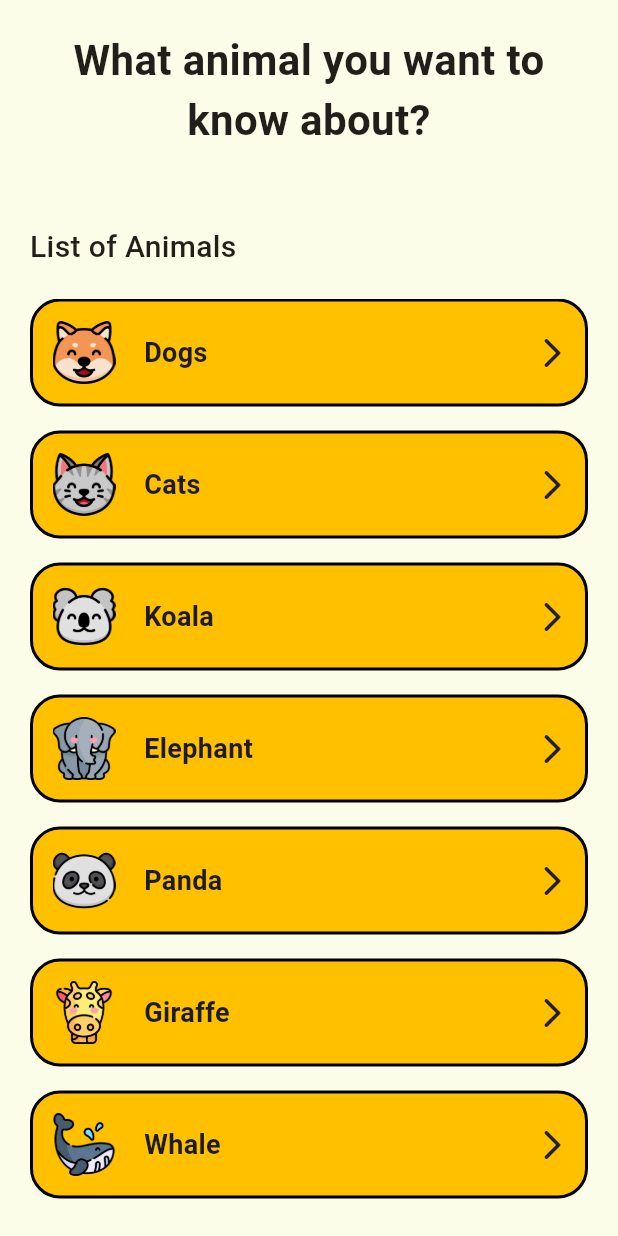
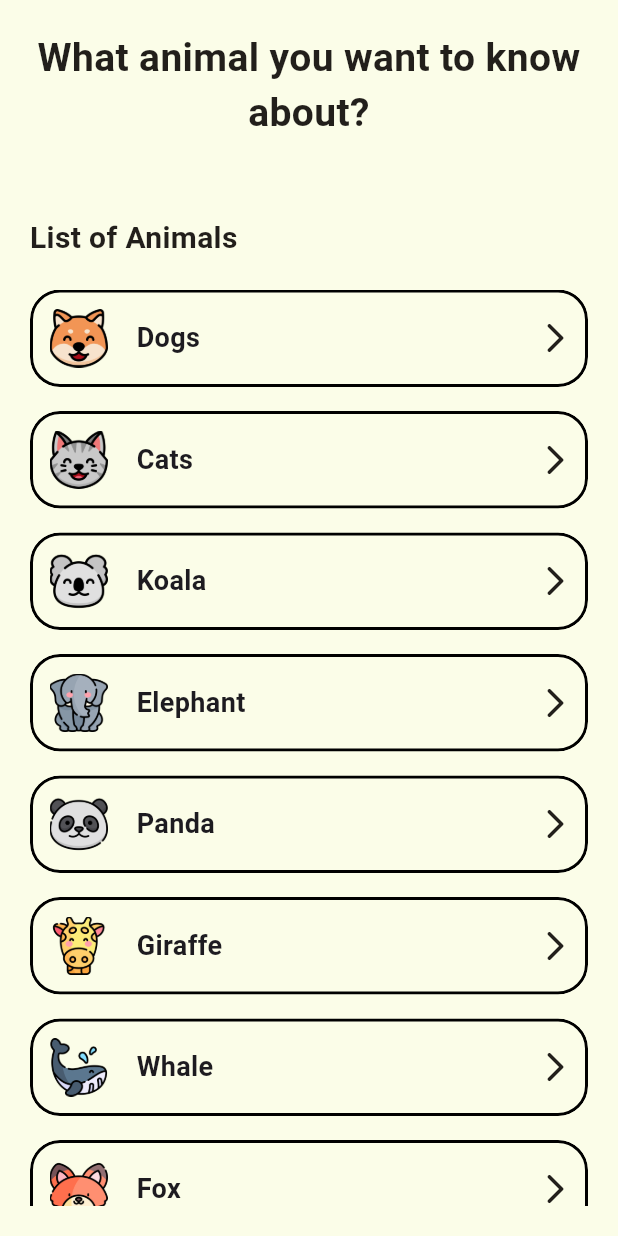
Before and after one commit to Keobiii/pawfacts, a Flutter app: the screen it shows after launch, on a phone screen of 412 x 824 dp. Run offline on Flutter 3.47's test engine with Material 3 defaults, Android fonts, the phone set to English and light mode, and no system bars; our stand-ins replace dio, flutter_riverpod, go_router, google_fonts, lottie.

Commit message:
add app icon and change minimal UI

```diff
--- a/lib/features/home/presentation/pages/home_page.dart
+++ b/lib/features/home/presentation/pages/home_page.dart
@@ -21,7 +21,7 @@ class HomePage extends StatelessWidget {
                 child: Text(
                   'What animal you want to know about?',
                   style: const TextStyle(
-                    fontSize: 28,
+                    fontSize: 26,
                     fontWeight: FontWeight.bold,
                     color: AppTheme.text,
                   ),
@@ -33,7 +33,7 @@ class HomePage extends StatelessWidget {
                 'List of Animals',
                 style: TextStyle(
                   fontSize: 20,
-                  fontWeight: FontWeight.w500,
+                  fontWeight: FontWeight.w600,
                   color: AppTheme.text,
                 ),
                 textAlign: TextAlign.center,
--- a/lib/features/home/presentation/widget/animal_card.dart
+++ b/lib/features/home/presentation/widget/animal_card.dart
@@ -8,6 +8,7 @@ class AnimalCard extends StatelessWidget {
   final VoidCallback onTap;
 
   const AnimalCard({
+    super.key,
     required this.title,
     required this.icon,
     required this.onTap,
@@ -15,27 +16,32 @@ class AnimalCard extends StatelessWidget {
 
   @override
   Widget build(BuildContext context) {
-    return GestureDetector(
-      onTap: onTap,
-      child: Container(
-        decoration: BoxDecoration(
-          color: AppTheme.secondaryBg,
-          border: BoxBorder.all(color: AppTheme.border, width: 2),
-          borderRadius: BorderRadius.circular(20),
-        ),
+    return Material(
+      color: AppTheme.background,
+      shape: RoundedRectangleBorder(
+        borderRadius: BorderRadius.circular(20),
+        side: BorderSide(color: AppTheme.border, width: 2),
+      ),
+      clipBehavior: Clip.antiAlias,
+      child: InkWell(
+        onTap: onTap,
+        borderRadius: BorderRadius.circular(20),
+        hoverColor: AppTheme.secondaryBg,
+        highlightColor: AppTheme.secondaryBg,
+        splashColor: AppTheme.secondaryBg,
         child: Padding(
           padding: const EdgeInsets.all(10),
           child: Row(
             children: [
               Container(
-                width: 48,
-                height: 48,
+                width: 45,
+                height: 45,
                 decoration: BoxDecoration(
                   color: Colors.transparent,
                   borderRadius: BorderRadius.circular(16),
                 ),
                 child: Padding(
-                  padding: const EdgeInsets.all(3.0),
+                  padding: const EdgeInsets.all(3),
                   child: Image.asset(icon, fit: BoxFit.cover),
                 ),
               ),
@@ -46,7 +52,7 @@ class AnimalCard extends StatelessWidget {
                   children: [
                     Text(
                       title,
-                      style: TextStyle(
+                      style: const TextStyle(
                         fontSize: 18,
                         fontWeight: FontWeight.bold,
                       ),
--- a/lib/features/splash/presentation/pages/splash_page.dart
+++ b/lib/features/splash/presentation/pages/splash_page.dart
@@ -50,7 +50,8 @@ class _SplashPageState extends State<SplashPage> {
               ),
               Text(
                 'PawFacts',
-                style: Theme.of(context).textTheme.headlineMedium?.copyWith(
+                style: const TextStyle(
+                  fontSize: 24,
                   fontWeight: FontWeight.bold,
                   color: AppTheme.text,
                 ),
@@ -58,8 +59,10 @@ class _SplashPageState extends State<SplashPage> {
               const SizedBox(height: 8),
               Text(
                 'Discover amazing animal facts!',
-                style: Theme.of(context).textTheme.bodyMedium
-                    ?.copyWith(color: AppTheme.secondaryText),
+                style: const TextStyle(
+                  fontSize: 16,
+                  color: AppTheme.secondaryText,
+                ),
               ),
             ],
           ),
```
Also changed, not shown: pubspec.yaml (+7 -0 lines), assets/icons/pawfacts_app_icon.png (added), pubspec.lock, 30 other files.
